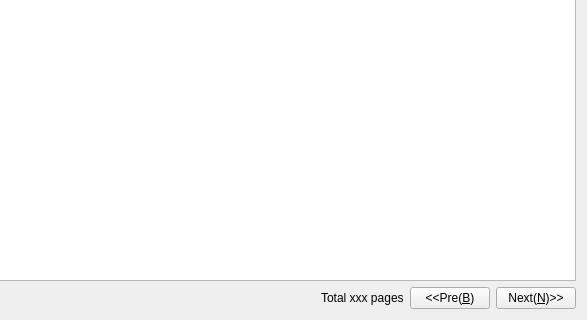
samwellzuk/regbook, file regbclt/ui/MemberManageView.ui: the form before one commit; both pictures show x 520 to 1107 and y 137 to 457 of the 1107 by 457 pixel window.
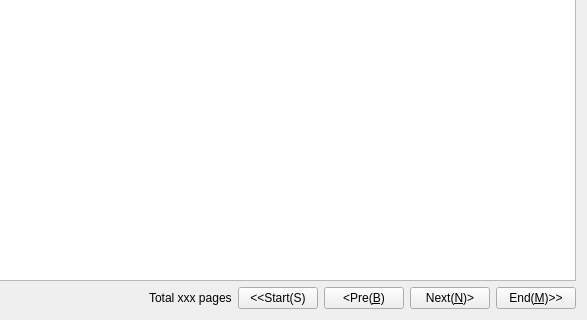
The form after the commit.

```diff
--- a/regbclt/ui/MemberManageView.ui
+++ b/regbclt/ui/MemberManageView.ui
@@ -213,17 +213,31 @@
        </property>
       </widget>
      </item>
+     <item>
+      <widget class="QPushButton" name="startButton">
+       <property name="text">
+        <string>&lt;&lt;Start(S)</string>
+       </property>
+      </widget>
+     </item>
      <item>
       <widget class="QPushButton" name="preButton">
        <property name="text">
-        <string>&lt;&lt;Pre(&amp;B)</string>
+        <string>&lt;Pre(&amp;B)</string>
        </property>
       </widget>
      </item>
      <item>
       <widget class="QPushButton" name="nextButton">
        <property name="text">
-        <string>Next(&amp;N)&gt;&gt;</string>
+        <string>Next(&amp;N)&gt;</string>
+       </property>
+      </widget>
+     </item>
+     <item>
+      <widget class="QPushButton" name="endButton">
+       <property name="text">
+        <string>End(&amp;M)&gt;&gt;</string>
        </property>
       </widget>
      </item>
```
